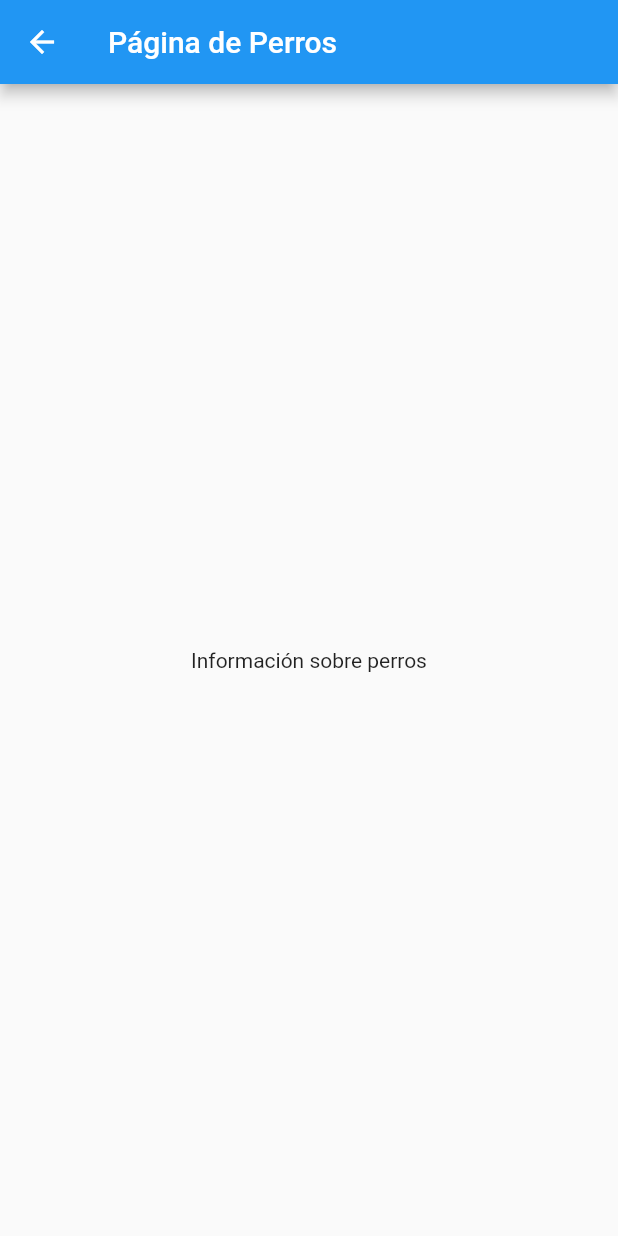
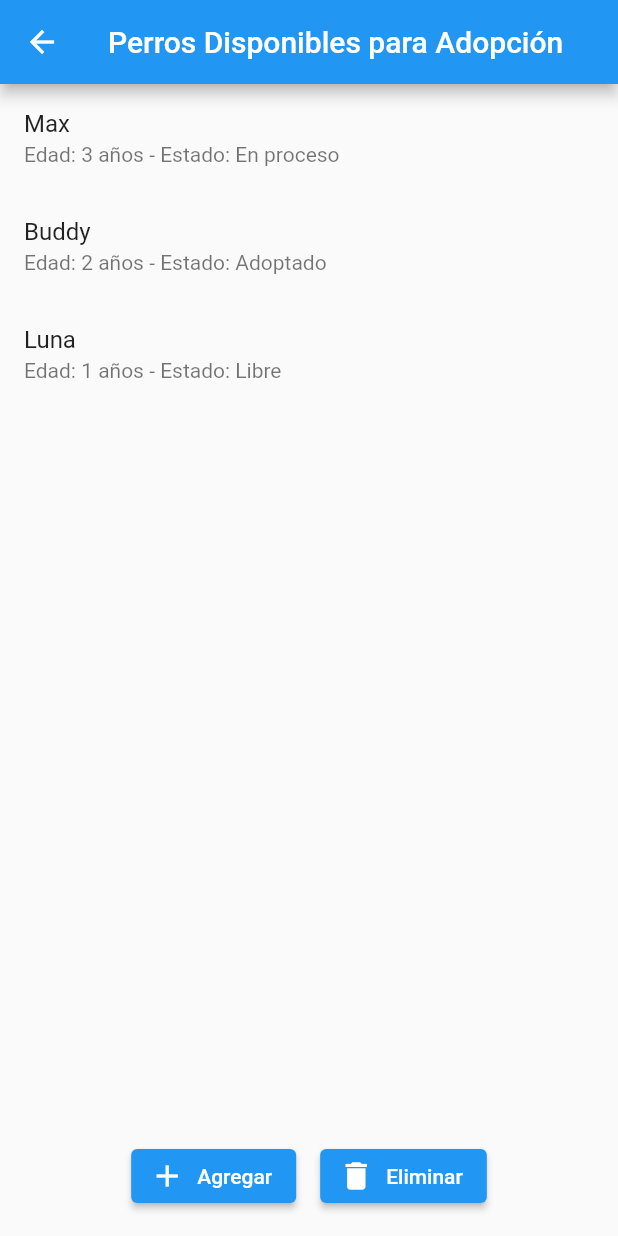
Before and after one commit to sergioacevedo1/app_proyecto, a Flutter app: the screen it shows after launch, after a tap on "Perros", on a phone screen of 412 x 824 dp. Run offline on Flutter 3.47's test engine with Material 2 defaults, Android fonts, the phone set to English and light mode, and no system bars.

Commit message:
Creacion de pantalla Detalles, Lista de animales y la clase animal

```diff
--- /dev/null
+++ b/lib/animales/Animales.dart
@@ -0,0 +1,11 @@
+class Animal {
+  final String nombre;
+  final int edad;
+  final String estado;
+
+  Animal({
+    required this.nombre,
+    required this.edad,
+    required this.estado,
+  });
+}
--- /dev/null
+++ b/lib/listas/ListaAnimal.dart
@@ -0,0 +1,15 @@
+import 'package:app/animales/Animales.dart';
+
+List<Animal> perros = [
+  Animal(nombre: 'Max', edad: 3, estado: 'En proceso'),
+  Animal(nombre: 'Buddy', edad: 2, estado: 'Adoptado'),
+  Animal(nombre: 'Luna', edad: 1, estado: 'Libre'),
+  // Agrega más perros
+];
+
+List<Animal> gatos = [
+  Animal(nombre: 'Whiskers', edad: 2, estado: 'En proceso'),
+  Animal(nombre: 'Mittens', edad: 4, estado: 'Adoptado'),
+  Animal(nombre: 'Oliver', edad: 3, estado: 'Libre'),
+  // Agrega más gatos
+];
--- a/lib/main.dart
+++ b/lib/main.dart
@@ -1,3 +1,4 @@
+import 'package:app/listas/ListaAnimal.dart';
 import 'package:app/screens/GatosScreen.dart';
 import 'package:app/screens/MenuScreen.dart';
 import 'package:app/screens/PerrosScreen.dart';
@@ -21,8 +22,10 @@ class MyApp extends StatelessWidget {
       initialRoute: '/', // Ruta inicial de la aplicación
       routes: {
         '/': (context) => const MenuScreen(),
-        '/perros': (context) => const PerrosScreen(),
-        '/gatos': (context) => const GatosScreen(),
+        '/perros': (context) => PerrosScreen(perros: perros),
+        '/gatos': (context) => GatosScreen(
+              gatos: gatos,
+            ),
       },
     );
   }
--- a/lib/screens/PerrosScreen.dart
+++ b/lib/screens/PerrosScreen.dart
@@ -1,16 +1,71 @@
+import 'package:app/animales/Animales.dart';
+import 'package:app/screens/DetallesAnimalScreen.dart';
 import 'package:flutter/material.dart';
 
 class PerrosScreen extends StatelessWidget {
-  const PerrosScreen({super.key});
+  final List<Animal> perros;
+
+  const PerrosScreen({super.key, required this.perros});
 
   @override
   Widget build(BuildContext context) {
     return Scaffold(
       appBar: AppBar(
-        title: const Text('Página de Perros'),
+        title: const Text('Perros Disponibles para Adopción'),
       ),
-      body: const Center(
-        child: Text('Información sobre perros'),
+      body: Column(
+        mainAxisAlignment: MainAxisAlignment.spaceBetween,
+        children: [
+          Expanded(
+            child: ListView.builder(
+              itemCount: perros.length,
+              itemBuilder: (context, index) {
+                final perro = perros[index];
+                return ListTile(
+                  title: Text(perro.nombre),
+                  subtitle: Text(
+                      'Edad: ${perro.edad} años - Estado: ${perro.estado}'),
+                  onTap: () {
+                    Navigator.push(
+                      context,
+                      MaterialPageRoute(
+                        builder: (context) =>
+                            DetallesAnimalScreen(animal: perro),
+                      ),
+                    );
+                  },
+                );
+              },
+            ),
+          ),
+          Container(
+            alignment: Alignment.center,
+            padding: const EdgeInsets.all(16.0),
+            child: Row(
+              mainAxisAlignment: MainAxisAlignment.center,
+              children: [
+                ElevatedButton.icon(
+                  onPressed: () {
+                    // Aquí puedes agregar la lógica para agregar un nuevo perro
+                    // Por ejemplo, puedes mostrar un cuadro de diálogo para ingresar los detalles del nuevo perro
+                    // y luego agregarlo a la lista de perros.
+                  },
+                  icon: const Icon(Icons.add),
+                  label: const Text('Agregar'),
+                ),
+                const SizedBox(width: 16.0), // Espacio entre botones
+                ElevatedButton.icon(
+                  onPressed: () {
+                    // Aquí puedes agregar la lógica para eliminar un perro
+                    // Puedes implementar una confirmación antes de eliminar.
+                  },
+                  icon: const Icon(Icons.delete),
+                  label: const Text('Eliminar'),
+                ),
+              ],
+            ),
+          ),
+        ],
       ),
     );
   }
--- a/pubspec.yaml
+++ b/pubspec.yaml
@@ -59,7 +59,8 @@ flutter:
   uses-material-design: true
 
   # To add assets to your application, add an assets section, like this:
-  # assets:
+  assets:
+    - assets/
   #   - images/a_dot_burr.jpeg
   #   - images/a_dot_ham.jpeg
 
```
Also changed, not shown: lib/screens/DetallesAnimalScreen.dart (added, +27 -0 lines), lib/screens/GatosScreen.dart (+55 -4 lines), assets/gato1.png (added), assets/perro1.png (added).
